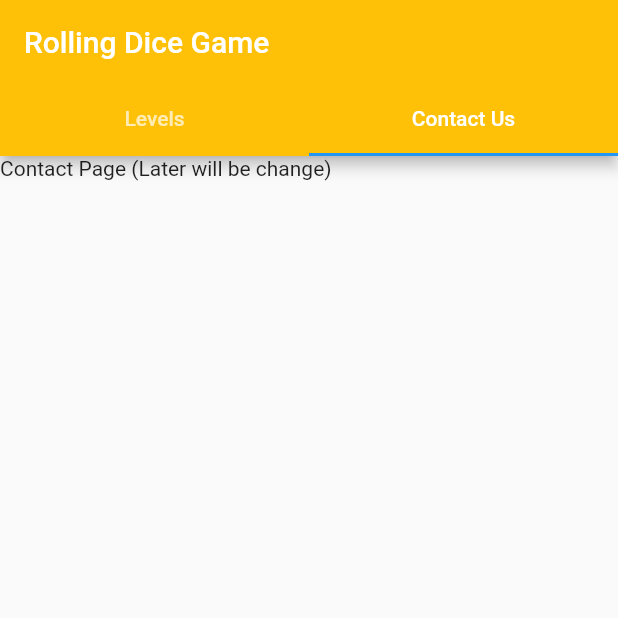
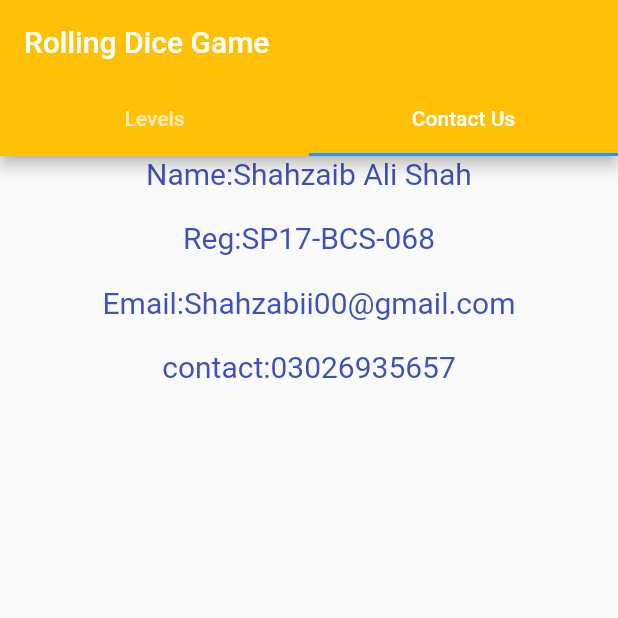
Before and after one commit to SHAHZAIB-prog/Shahzaib-Sp17-BCS-068, a Flutter app: the screen it shows after launch, tab 2 chosen, on a phone screen of 412 x 824 dp, the top half of it. Run offline on Flutter 3.47's test engine with Material 2 defaults, Android fonts, the phone set to English and light mode, and no system bars.

Commit message:
Adding Contact us Page with Details

```diff
--- a/lib/main.dart
+++ b/lib/main.dart
@@ -131,7 +131,15 @@ class Page extends StatelessWidget {
                     ),
                   ],),
               ),
-              Text('Contact Page (Later will be change)'),
+              Column(children: [
+                Text('Name:Shahzaib Ali Shah',style: TextStyle(fontSize: 20, color:Colors.indigo )),
+                SizedBox(height: 20,),
+                Text('Reg:SP17-BCS-068',style: TextStyle(fontSize: 20,color:Colors.indigo)),
+                SizedBox(height: 20,),
+                Text('Email:Shahzabii00@gmail.com',style: TextStyle(fontSize: 20,color:Colors.indigo)),
+                SizedBox(height: 20,),
+                Text('contact:03026935657',style: TextStyle(fontSize: 20,color:Colors.indigo)),
+              ],)
             ],
           ),
         ),
```
